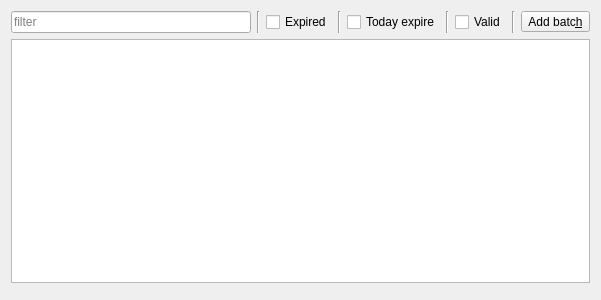
wnt-zhp/zarlock-cpp, file src/ui/TabBatchWidget.ui: the form before one commit.
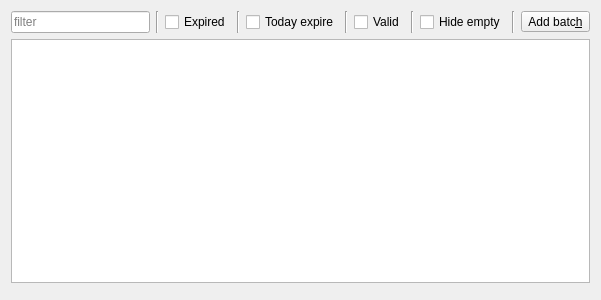
The form after the commit. Custom widgets are drawn as their Qt base class.

What changed in the file:
```diff
--- a/src/ui/TabBatchWidget.ui
+++ b/src/ui/TabBatchWidget.ui
@@ -72,6 +72,20 @@
        </property>
       </widget>
      </item>
+     <item>
+      <widget class="QCheckBox" name="cb_hideempty">
+       <property name="text">
+        <string>Hide empty</string>
+       </property>
+      </widget>
+     </item>
+     <item>
+      <widget class="Line" name="line_5">
+       <property name="orientation">
+        <enum>Qt::Vertical</enum>
+       </property>
+      </widget>
+     </item>
      <item>
       <widget class="QToolButton" name="button_add_batch">
        <property name="text">
```
